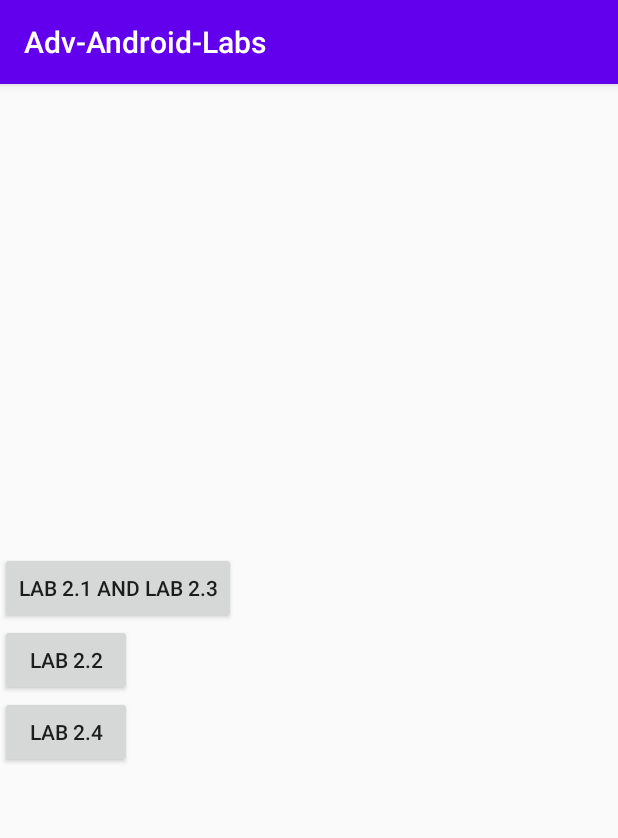
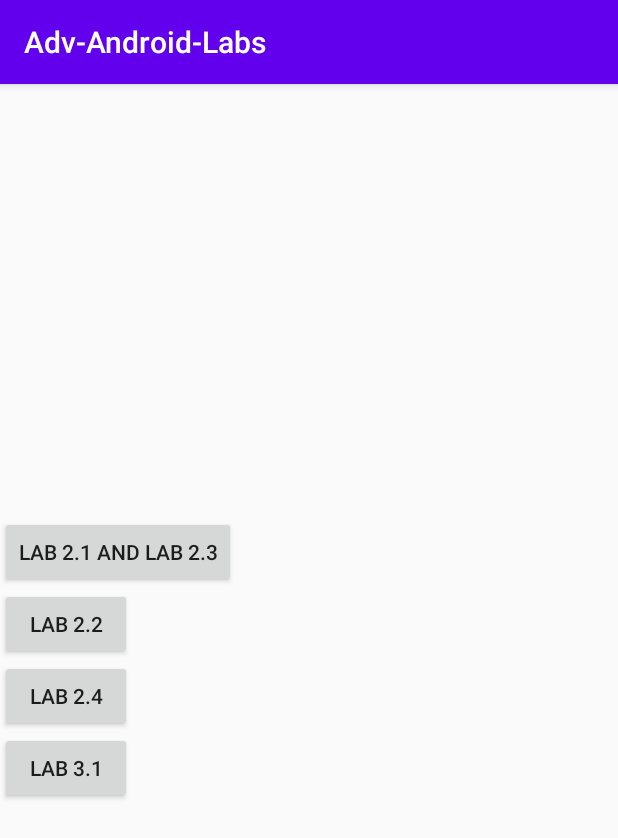
Before and after one commit to pbenipal61/Adv-Android-Labs, an Android app: the screen it shows after launch (MainActivity), on a phone screen of 412 x 824 dp. Shown: the top 838 px of the screen. Run offline under Robolectric (Android 15) with nearby library versions, the phone set to English and light mode, and no system bars.

Commit message:
Finished Lab3.1

```diff
--- a/app/src/main/AndroidManifest.xml
+++ b/app/src/main/AndroidManifest.xml
@@ -9,7 +9,8 @@
         android:roundIcon="@mipmap/ic_launcher_round"
         android:supportsRtl="true"
         android:theme="@style/AppTheme">
-        <activity android:name=".Lab2.Lab2_4"></activity>
+        <activity android:name=".Lab3.Lab31"></activity>
+        <activity android:name=".Lab2.Lab2_4" />
         <activity android:name=".Lab2.Lab2_1" />
         <activity android:name=".Lab2.Lab2_2" />
         <activity android:name=".MainActivity">
--- a/app/src/main/java/com/postmaninteractive/adv_android_labs/MainActivity.java
+++ b/app/src/main/java/com/postmaninteractive/adv_android_labs/MainActivity.java
@@ -9,6 +9,7 @@ import android.widget.Button;
 import com.postmaninteractive.adv_android_labs.Lab2.Lab2_1;
 import com.postmaninteractive.adv_android_labs.Lab2.Lab2_2;
 import com.postmaninteractive.adv_android_labs.Lab2.Lab2_4;
+import com.postmaninteractive.adv_android_labs.Lab3.Lab31;
 
 public class MainActivity extends AppCompatActivity {
 
@@ -44,5 +45,14 @@ public class MainActivity extends AppCompatActivity {
                 startActivity(intent);
             }
         });
+
+        Button lab31 = (Button) findViewById(R.id.lab_3_1);
+        lab31.setOnClickListener(new View.OnClickListener() {
+            @Override
+            public void onClick(View view) {
+                Intent intent = new Intent(getApplicationContext(), Lab31.class);
+                startActivity(intent);
+            }
+        });
     }
 }
--- a/app/src/main/res/layout/activity_main.xml
+++ b/app/src/main/res/layout/activity_main.xml
@@ -37,6 +37,11 @@
                     android:layout_width="wrap_content"
                     android:layout_height="wrap_content"
                     android:text="Lab 2.4" />
+                <Button
+                    android:id="@+id/lab_3_1"
+                    android:layout_width="wrap_content"
+                    android:layout_height="wrap_content"
+                    android:text="Lab 3.1" />
             </LinearLayout>
         </RelativeLayout>
     </RelativeLayout>
```
Also changed, not shown: app/src/main/java/com/postmaninteractive/adv_android_labs/Lab3/Lab31.java (added, +26 -0 lines), app/src/main/res/layout/activity_lab31.xml (added, +9 -0 lines), app/src/main/res/menu/menu_lab3_1.xml (added, +18 -0 lines).
